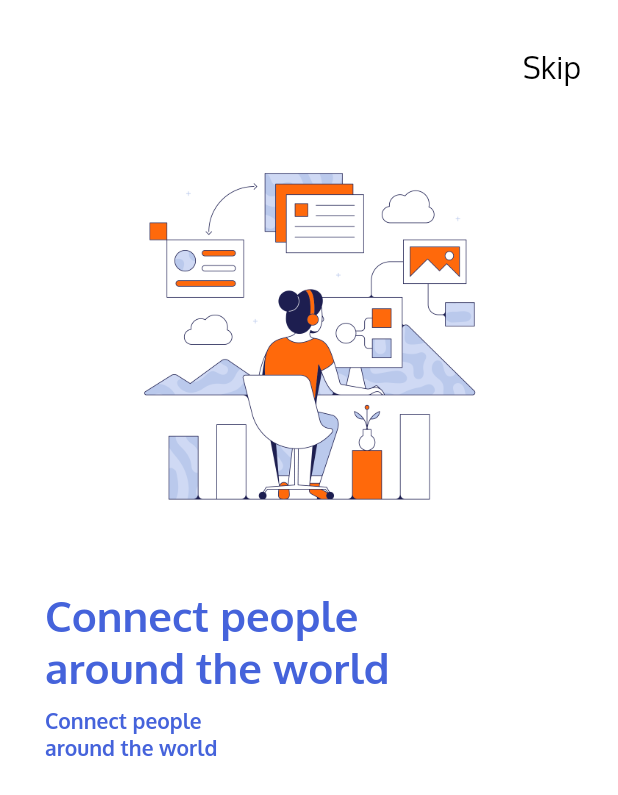
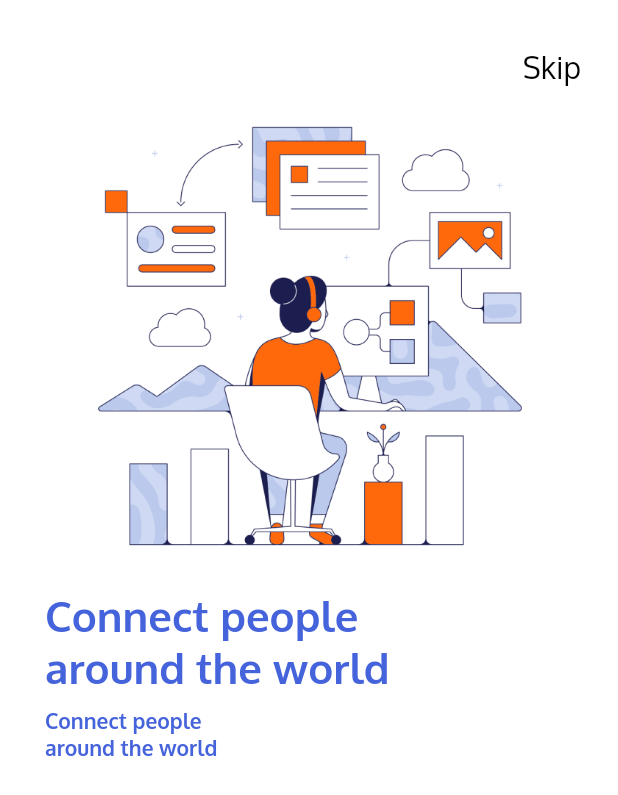
Before and after one commit to kennyadenat/finance, a Flutter app: the screen it shows after launch, on a phone screen of 412 x 824 dp. Shown: the top 795 px of the screen. Run offline on Flutter 3.47's test engine with Material 2 defaults, Android fonts, the phone set to English and light mode, and no system bars.

Commit message:
UPDATED IMAGES

```diff
--- a/lib/view/onboard_screen.dart
+++ b/lib/view/onboard_screen.dart
@@ -36,7 +36,7 @@ class _OnboardScreenState extends State<OnboardScreen> {
           child: Padding(
             padding: EdgeInsets.symmetric(vertical: 20.0),
             child: Column(
-              crossAxisAlignment: CrossAxisAlignment.stretch,
+              crossAxisAlignment: CrossAxisAlignment.start,
               children: <Widget>[
                 Container(
                   alignment: Alignment.centerRight,
@@ -52,7 +52,7 @@ class _OnboardScreenState extends State<OnboardScreen> {
                   ),
                 ),
                 Container(
-                  height: 600.0,
+                  height: 700.0,
                   child: PageView(
                     physics: ClampingScrollPhysics(),
                     onPageChanged: (int page) {
```
Also changed, not shown: assets/images/1.png, assets/images/2.png, assets/images/3.png.
